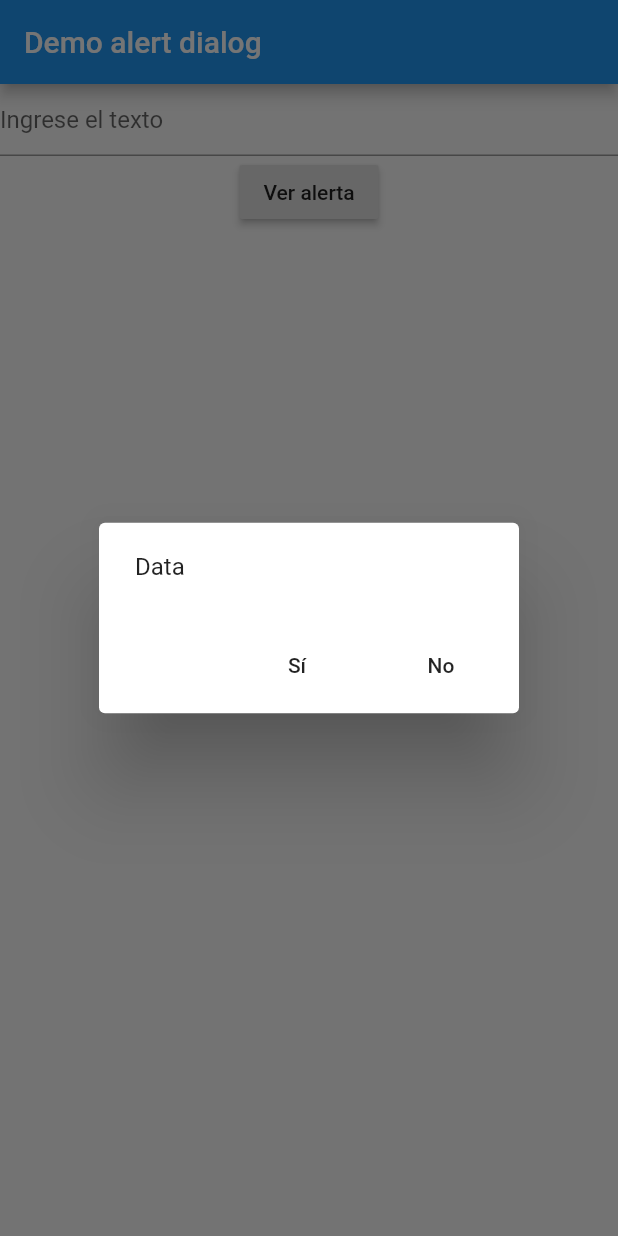
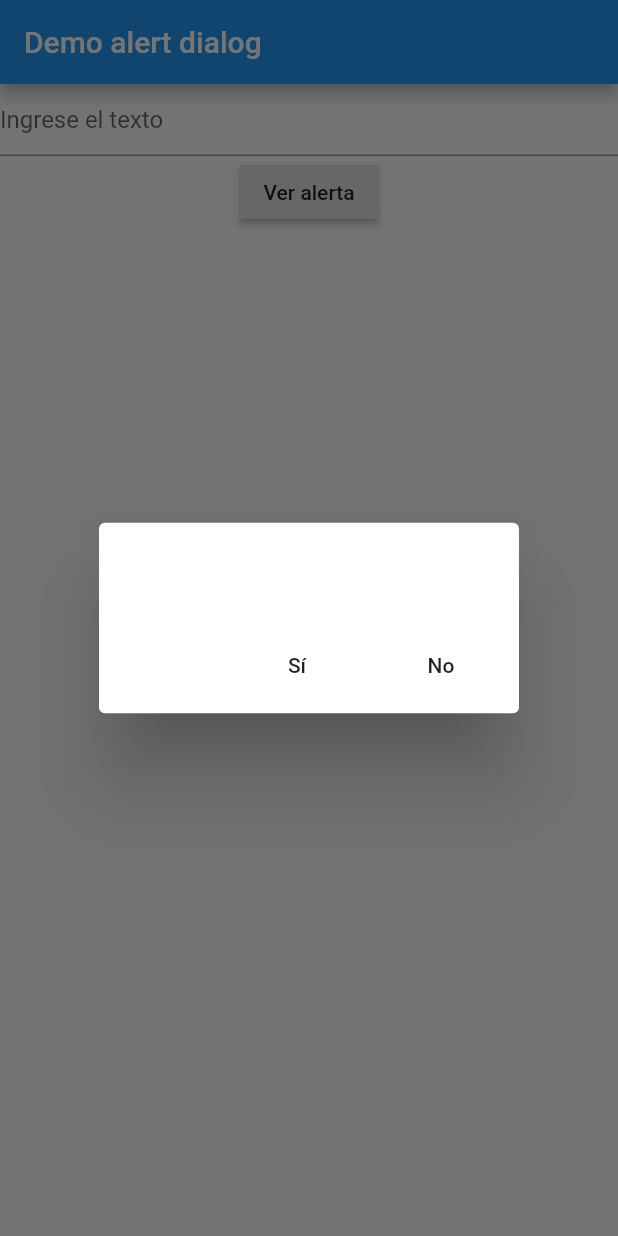
Before and after one commit to CristianCastellanos22/alertdialog_app, a Flutter app: the screen it shows after launch, after a tap on "Ver alerta", on a phone screen of 412 x 824 dp. Run offline on Flutter 3.47's test engine with Material 2 defaults, Android fonts, the phone set to English and light mode, and no system bars.

Commit message:
Se modifica el alert para mostrar el texto ingresado en el textField, se crea una variable de tipo String para almacenar el texto ingresado, usamos el metodo onChanged para dar valor a la variable inputValue.

```diff
--- a/lib/src/dialog.dart
+++ b/lib/src/dialog.dart
@@ -11,12 +11,13 @@ enum DialogAction {
 }
 
 class _MyDialogState extends State<MyDialog> {
+  String inputValue = "";
   void alertResult(DialogAction action) {
     print("Tú selección es $action");
   }
-  void showAlert() {
+  void showAlert(String value) {
     AlertDialog dialog = AlertDialog(
-      content: Text("Data"),
+      content: Text(value),
       actions: <Widget>[
         FlatButton(
             onPressed: () {alertResult(DialogAction.yes);},
@@ -38,6 +39,12 @@ class _MyDialogState extends State<MyDialog> {
         });
   }
 
+  void onChanged(String value) {
+    setState(() {
+      inputValue = value;
+    });
+  }
+
   @override
   Widget build(BuildContext context) {
     return Scaffold(
@@ -49,8 +56,9 @@ class _MyDialogState extends State<MyDialog> {
           children: <Widget>[
             TextField(
               decoration: InputDecoration(hintText: "Ingrese el texto"),
+              onChanged: onChanged,
             ),
-            RaisedButton(child: Text("Ver alerta"), onPressed: showAlert)
+            RaisedButton(child: Text("Ver alerta"), onPressed: () {showAlert(inputValue);})
           ],
         ),
       ),
```
